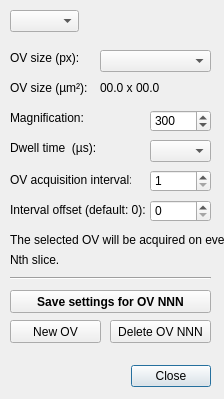
Qt form gui/overview_settings_dlg.ui (SBEMimage/SBEMimage) before a commit.
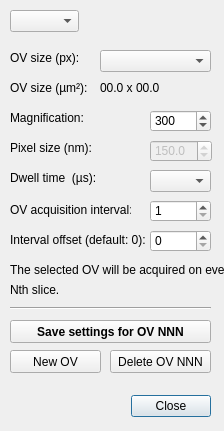
The same form after that commit.

Commit message:
Add overview pixel size in configuration file
OV magnifications are calculated from pixel sizes during startup.
Users set OV mag in settings dialog. Corresponding pixel sizes are displayed in the same dialog.

```diff
--- a/gui/overview_settings_dlg.ui
+++ b/gui/overview_settings_dlg.ui
@@ -10,7 +10,7 @@
     <x>0</x>
     <y>0</y>
     <width>224</width>
-    <height>399</height>
+    <height>431</height>
    </rect>
   </property>
   <property name="windowTitle">
@@ -20,7 +20,7 @@
    <property name="geometry">
     <rect>
      <x>30</x>
-     <y>360</y>
+     <y>390</y>
      <width>181</width>
      <height>32</height>
     </rect>
@@ -49,7 +49,7 @@
    <property name="geometry">
     <rect>
      <x>10</x>
-     <y>140</y>
+     <y>170</y>
      <width>111</width>
      <height>16</height>
     </rect>
@@ -62,7 +62,7 @@
    <property name="geometry">
     <rect>
      <x>150</x>
-     <y>140</y>
+     <y>170</y>
      <width>61</width>
      <height>22</height>
     </rect>
@@ -159,7 +159,7 @@
    <property name="geometry">
     <rect>
      <x>10</x>
-     <y>170</y>
+     <y>200</y>
      <width>121</width>
      <height>20</height>
     </rect>
@@ -172,7 +172,7 @@
    <property name="geometry">
     <rect>
      <x>150</x>
-     <y>170</y>
+     <y>200</y>
      <width>61</width>
      <height>22</height>
     </rect>
@@ -188,7 +188,7 @@
    <property name="geometry">
     <rect>
      <x>10</x>
-     <y>270</y>
+     <y>300</y>
      <width>201</width>
      <height>16</height>
     </rect>
@@ -201,7 +201,7 @@
    <property name="geometry">
     <rect>
      <x>10</x>
-     <y>230</y>
+     <y>260</y>
      <width>221</width>
      <height>20</height>
     </rect>
@@ -214,7 +214,7 @@
    <property name="geometry">
     <rect>
      <x>10</x>
-     <y>250</y>
+     <y>280</y>
      <width>151</width>
      <height>20</height>
     </rect>
@@ -227,7 +227,7 @@
    <property name="geometry">
     <rect>
      <x>10</x>
-     <y>320</y>
+     <y>350</y>
      <width>91</width>
      <height>23</height>
     </rect>
@@ -240,7 +240,7 @@
    <property name="geometry">
     <rect>
      <x>10</x>
-     <y>290</y>
+     <y>320</y>
      <width>201</width>
      <height>23</height>
     </rect>
@@ -259,7 +259,7 @@
    <property name="geometry">
     <rect>
      <x>110</x>
-     <y>320</y>
+     <y>350</y>
      <width>101</width>
      <height>23</height>
     </rect>
@@ -272,7 +272,7 @@
    <property name="geometry">
     <rect>
      <x>10</x>
-     <y>200</y>
+     <y>230</y>
      <width>141</width>
      <height>20</height>
     </rect>
@@ -285,7 +285,7 @@
    <property name="geometry">
     <rect>
      <x>150</x>
-     <y>200</y>
+     <y>230</y>
      <width>61</width>
      <height>22</height>
     </rect>
@@ -300,6 +300,44 @@
     <number>0</number>
    </property>
   </widget>
+  <widget class="QLabel" name="label_8">
+   <property name="geometry">
+    <rect>
+     <x>10</x>
+     <y>140</y>
+     <width>111</width>
+     <height>16</height>
+    </rect>
+   </property>
+   <property name="text">
+    <string>Pixel size (nm):</string>
+   </property>
+  </widget>
+  <widget class="QDoubleSpinBox" name="doubleSpinBox_pixelSize">
+   <property name="enabled">
+    <bool>false</bool>
+   </property>
+   <property name="geometry">
+    <rect>
+     <x>150</x>
+     <y>140</y>
+     <width>62</width>
+     <height>22</height>
+    </rect>
+   </property>
+   <property name="decimals">
+    <number>1</number>
+   </property>
+   <property name="minimum">
+    <double>5.000000000000000</double>
+   </property>
+   <property name="maximum">
+    <double>10000.000000000000000</double>
+   </property>
+   <property name="value">
+    <double>150.000000000000000</double>
+   </property>
+  </widget>
  </widget>
  <tabstops>
   <tabstop>comboBox_OVSelector</tabstop>
```
Left out of the diff: 4 changed lines with no effect on the pictures. The commit also changes 4 other files.
